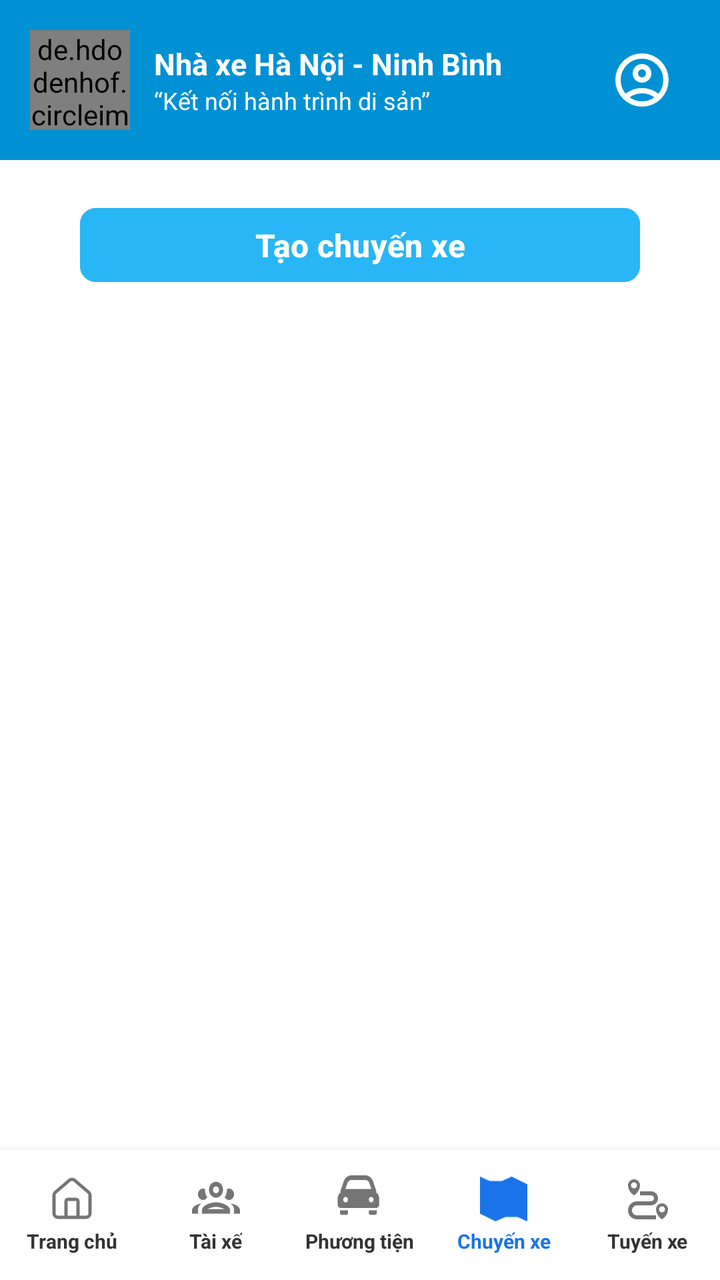
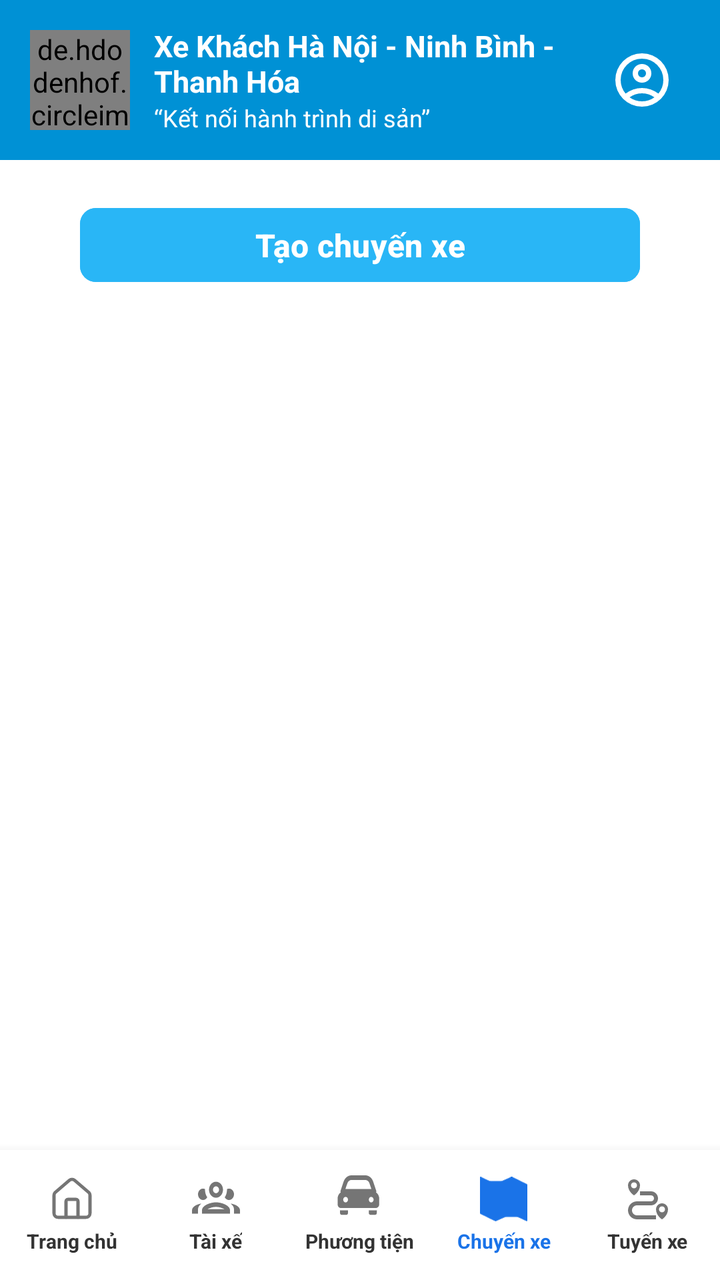

Before-and-after screenshots of an Android layout around one commit, followed by the original layout XML and the change that was made.
<!-- AndroidManifest.xml: application theme Theme.VeXeApp -->
<!-- res/layout/activity_trip_list.xml -->
<?xml version="1.0" encoding="utf-8"?>
<androidx.constraintlayout.widget.ConstraintLayout xmlns:android="http://schemas.android.com/apk/res/android"
    xmlns:app="http://schemas.android.com/apk/res-auto"
    android:layout_width="match_parent"
    android:layout_height="match_parent"
    android:background="#FFFFFF">

    
    <LinearLayout
        android:id="@+id/header"
        android:layout_width="match_parent"
        android:layout_height="80dp"
        android:background="#0091D5"
        android:gravity="center_vertical"
        android:orientation="horizontal"
        android:paddingHorizontal="15dp"
        app:layout_constraintTop_toTopOf="parent">

        <de.hdodenhof.circleimageview.CircleImageView
            android:id="@+id/imgLogo"
            android:layout_width="50dp"
            android:layout_height="50dp"
            android:src="@drawable/logo"
            app:civ_border_color="@color/white"
            app:civ_border_width="1dp" />

        <LinearLayout
            android:layout_width="0dp"
            android:layout_height="wrap_content"
            android:layout_marginStart="12dp"
            android:layout_weight="1"
            android:orientation="vertical">

            <TextView
                android:layout_width="wrap_content"
                android:layout_height="wrap_content"
                android:text="Nhà xe Hà Nội - Ninh Bình"
                android:textColor="@color/white"
                android:textSize="15sp"
                android:textStyle="bold" />

            <TextView
                android:layout_width="wrap_content"
                android:layout_height="wrap_content"
                android:text="“Kết nối hành trình di sản”"
                android:textColor="@color/white"
                android:textSize="12sp" />
        </LinearLayout>

        <ImageView
            android:id="@+id/imgOpProfile"
            android:layout_width="48dp"
            android:layout_height="48dp"
            android:padding="8dp"
            android:src="@drawable/account_circle"
            app:tint="@color/white" />
    </LinearLayout>

    
    <com.google.android.material.button.MaterialButton
        android:id="@+id/btnCreateTrip"
        android:layout_width="match_parent"
        android:layout_height="45dp"
        android:layout_marginHorizontal="40dp"
        android:layout_marginTop="20dp"
        android:backgroundTint="#29B6F6"
        android:text="Tạo chuyến xe"
        android:textAllCaps="false"
        android:textSize="16sp"
        android:textStyle="bold"
        app:cornerRadius="8dp"
        app:layout_constraintTop_toBottomOf="@+id/header" />

    
    <androidx.recyclerview.widget.RecyclerView
        android:id="@+id/rvTrips"
        android:layout_width="match_parent"
        android:layout_height="0dp"
        android:layout_marginTop="10dp"
        android:paddingTop="8dp"
        android:clipToPadding="false"
        app:layout_constraintBottom_toTopOf="@+id/bottom_nav"
        app:layout_constraintTop_toBottomOf="@+id/btnCreateTrip" />

    
    <LinearLayout
        android:id="@+id/bottom_nav"
        android:layout_width="match_parent"
        android:layout_height="65dp"
        android:background="@color/white"
        android:elevation="8dp"
        android:orientation="horizontal"
        android:gravity="center_vertical"
        app:layout_constraintBottom_toBottomOf="parent">

        <LinearLayout
            android:id="@+id/nav_home_op_main"
            android:layout_width="0dp"
            android:layout_height="wrap_content"
            android:layout_weight="1"
            android:gravity="center"
            android:orientation="vertical">
            <ImageView
                android:layout_width="24dp"
                android:layout_height="24dp"
                android:src="@drawable/tc"
                app:tint="#757575"/>
            <TextView
                android:layout_width="wrap_content"
                android:layout_height="wrap_content"
                android:text="Trang chủ"
                android:textSize="10sp"
                android:textColor="#333333"
                android:textStyle="bold"
                android:layout_marginTop="2dp"/>
        </LinearLayout>

        <LinearLayout
            android:id="@+id/nav_driver_op"
            android:layout_width="0dp"
            android:layout_height="wrap_content"
            android:layout_weight="1"
            android:gravity="center"
            android:orientation="vertical">
            <ImageView
                android:layout_width="24dp"
                android:layout_height="24dp"
                android:src="@drawable/taixe"
                app:tint="#757575" />
            <TextView
                android:layout_width="wrap_content"
                android:layout_height="wrap_content"
                android:text="Tài xế"
                android:textSize="10sp"
                android:textColor="#333333"
                android:textStyle="bold"
                android:layout_marginTop="2dp" />
        </LinearLayout>

        <LinearLayout
            android:id="@+id/nav_vehicle_op"
            android:layout_width="0dp"
            android:layout_height="wrap_content"
            android:layout_weight="1"
            android:gravity="center"
            android:orientation="vertical">
            <ImageView
                android:layout_width="24dp"
                android:layout_height="24dp"
                android:src="@drawable/pt"
                app:tint="#757575" />
            <TextView
                android:layout_width="wrap_content"
                android:layout_height="wrap_content"
                android:text="Phương tiện"
                android:textSize="10sp"
                android:textColor="#333333"
                android:textStyle="bold"
                android:layout_marginTop="2dp" />
        </LinearLayout>

        <LinearLayout
            android:id="@+id/nav_trip_op"
            android:layout_width="0dp"
            android:layout_height="wrap_content"
            android:layout_weight="1"
            android:gravity="center"
            android:orientation="vertical">
            <ImageView
                android:layout_width="24dp"
                android:layout_height="24dp"
                android:src="@drawable/cx"
                app:tint="#1A73E8" />
            <TextView
                android:layout_width="wrap_content"
                android:layout_height="wrap_content"
                android:text="Chuyến xe"
                android:textSize="10sp"
                android:textColor="#1A73E8"
                android:textStyle="bold"
                android:layout_marginTop="2dp" />
        </LinearLayout>

        <LinearLayout
            android:id="@+id/nav_route_op"
            android:layout_width="0dp"
            android:layout_height="wrap_content"
            android:layout_weight="1"
            android:gravity="center"
            android:orientation="vertical">
            <ImageView
                android:layout_width="24dp"
                android:layout_height="24dp"
                android:src="@drawable/txe"
                app:tint="#757575" />
            <TextView
                android:layout_width="wrap_content"
                android:layout_height="wrap_content"
                android:text="Tuyến xe"
                android:textSize="10sp"
                android:textColor="#333333"
                android:textStyle="bold"
                android:layout_marginTop="2dp" />
        </LinearLayout>
    </LinearLayout>

</androidx.constraintlayout.widget.ConstraintLayout>
<!-- resources referenced by this layout -->
<resources>
  <color name="white">#FFFFFFFF</color>
  <!-- drawable tc (drawable) -->
  <vector xmlns:android="http://schemas.android.com/apk/res/android"
      android:width="45dp"
      android:height="45dp"
      android:viewportWidth="45"
      android:viewportHeight="45">
    <path
        android:pathData="M28.125,39.375V24.375C28.125,23.878 27.927,23.401 27.576,23.049C27.224,22.698 26.747,22.5 26.25,22.5H18.75C18.253,22.5 17.776,22.698 17.424,23.049C17.073,23.401 16.875,23.878 16.875,24.375V39.375"
        android:strokeLineJoin="round"
        android:strokeWidth="3"
        android:fillColor="#00000000"
        android:strokeColor="#858383"
        android:strokeLineCap="round"/>
    <path
        android:pathData="M5.625,18.75C5.625,18.205 5.744,17.666 5.973,17.171C6.203,16.676 6.538,16.237 6.954,15.885L20.079,4.637C20.756,4.065 21.614,3.751 22.5,3.751C23.386,3.751 24.244,4.065 24.921,4.637L38.046,15.885C38.462,16.237 38.797,16.676 39.027,17.171C39.256,17.666 39.375,18.205 39.375,18.75V35.625C39.375,36.62 38.98,37.573 38.277,38.277C37.573,38.98 36.62,39.375 35.625,39.375H9.375C8.38,39.375 7.427,38.98 6.723,38.277C6.02,37.573 5.625,36.62 5.625,35.625V18.75Z"
        android:strokeWidth="3"
        android:fillColor="#00000000"
        android:strokeColor="#858383"/>
  </vector>
  <!-- drawable txe (drawable) -->
  <vector xmlns:android="http://schemas.android.com/apk/res/android"
      android:width="45dp"
      android:height="45dp"
      android:viewportWidth="45"
      android:viewportHeight="45">
    <path
        android:pathData="M9.375,18.75C9.375,18.75 15,15.356 15,9.375C15,6.281 12.469,3.75 9.375,3.75C6.281,3.75 3.75,6.281 3.75,9.375C3.75,15.356 9.375,18.75 9.375,18.75ZM9.375,6.563C10.931,6.563 12.188,7.819 12.188,9.375C12.188,10.931 10.931,12.188 9.375,12.188C7.819,12.188 6.563,10.931 6.563,9.375C6.563,7.819 7.819,6.563 9.375,6.563ZM35.625,26.25C32.531,26.25 30,28.781 30,31.875C30,37.856 35.625,41.25 35.625,41.25C35.625,41.25 41.25,37.856 41.25,31.875C41.25,28.781 38.719,26.25 35.625,26.25ZM35.625,34.688C34.069,34.688 32.813,33.431 32.813,31.875C32.813,30.319 34.069,29.063 35.625,29.063C37.181,29.063 38.438,30.319 38.438,31.875C38.438,33.431 37.181,34.688 35.625,34.688Z"
        android:fillColor="#858383"/>
    <path
        android:pathData="M7.5,32.813C7.5,31.569 7.994,30.377 8.873,29.498C9.752,28.619 10.944,28.125 12.188,28.125H25.313C28.931,28.125 31.875,25.181 31.875,21.563C31.875,17.944 28.931,15 25.313,15H15V18.75H25.313C26.869,18.75 28.125,20.006 28.125,21.563C28.125,23.119 26.869,24.375 25.313,24.375H12.188C7.537,24.375 3.75,28.163 3.75,32.813C3.75,37.463 7.537,41.25 12.188,41.25H30V37.5H12.188C10.944,37.5 9.752,37.006 8.873,36.127C7.994,35.248 7.5,34.056 7.5,32.813Z"
        android:fillColor="#858383"/>
  </vector>
  <style name="Theme.VeXeApp" parent="Base.Theme.VeXeApp" />
  <style name="Base.Theme.VeXeApp" parent="Theme.Material3.DayNight.NoActionBar">
          
      </style>
  <!-- unchanged entries left out for length: 5 -->
</resources>

<!-- the commit's change to res/layout/activity_trip_list.xml (unified diff, before → after) -->
@@ -34,7 +34,7 @@
             <TextView
                 android:layout_width="wrap_content"
                 android:layout_height="wrap_content"
-                android:text="Nhà xe Hà Nội - Ninh Bình"
+                android:text="@string/nha_xe_name"
                 android:textColor="@color/white"
                 android:textSize="15sp"
                 android:textStyle="bold" />
<!-- resource entries referenced after the edit -->
@@ -33,6 +33,7 @@
         android:pathData="M7.5,32.813C7.5,31.569 7.994,30.377 8.873,29.498C9.752,28.619 10.944,28.125 12.188,28.125H25.313C28.931,28.125 31.875,25.181 31.875,21.563C31.875,17.944 28.931,15 25.313,15H15V18.75H25.313C26.869,18.75 28.125,20.006 28.125,21.563C28.125,23.119 26.869,24.375 25.313,24.375H12.188C7.537,24.375 3.75,28.163 3.75,32.813C3.75,37.463 7.537,41.25 12.188,41.25H30V37.5H12.188C10.944,37.5 9.752,37.006 8.873,36.127C7.994,35.248 7.5,34.056 7.5,32.813Z"
         android:fillColor="#858383"/>
   </vector>
+  <string name="nha_xe_name">Xe Khách Hà Nội - Ninh Bình - Thanh Hóa</string>
   <style name="Theme.VeXeApp" parent="Base.Theme.VeXeApp" />
   <style name="Base.Theme.VeXeApp" parent="Theme.Material3.DayNight.NoActionBar">
           
